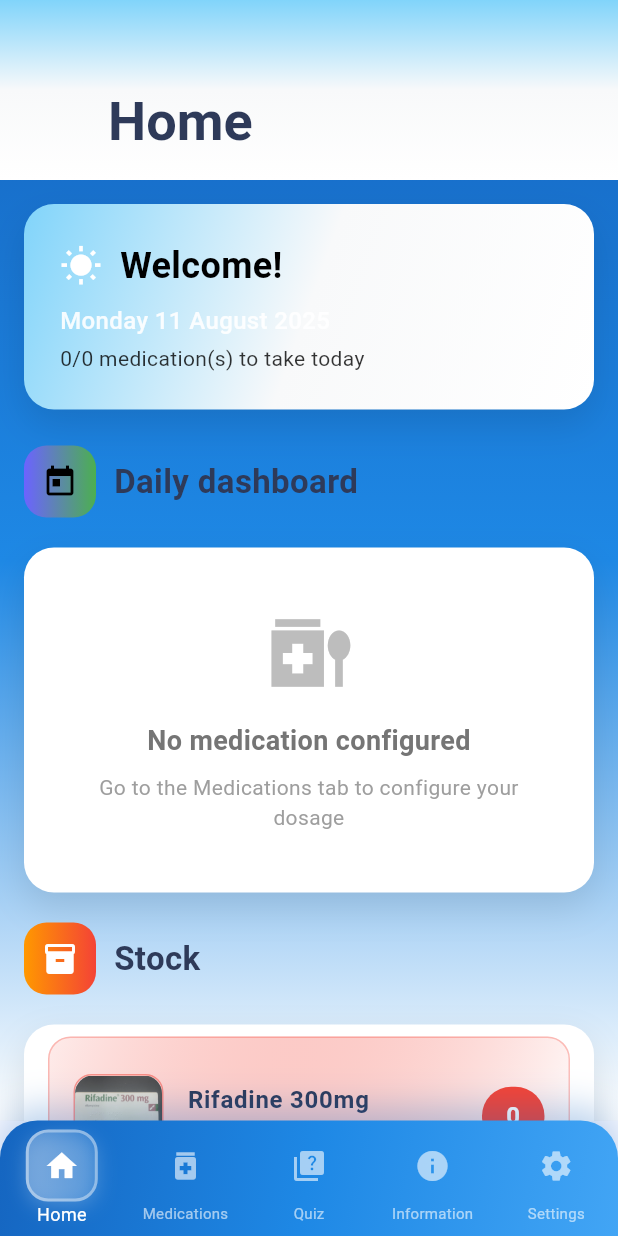
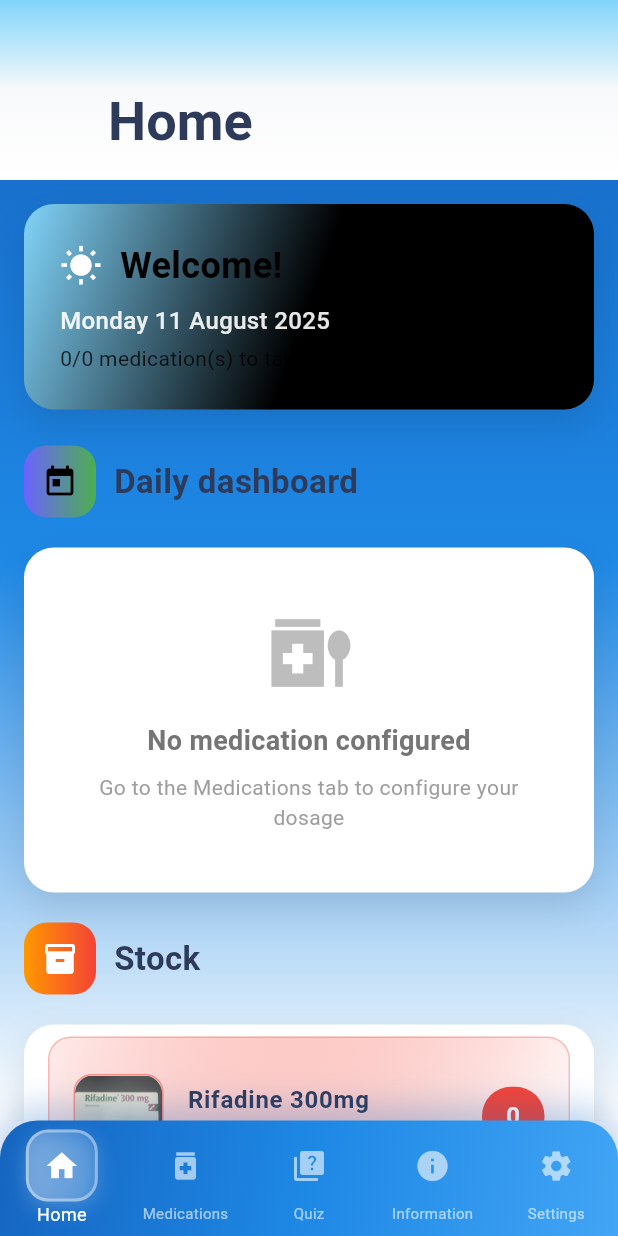
Before and after one commit to AllAbdel/TB-Me, a Flutter app: the screen it shows after launch, on a phone screen of 412 x 824 dp. Run offline on Flutter 3.47's test engine with Material 3 defaults, Android fonts, the phone set to English and light mode, and no system bars; our stand-ins replace flutter_local_notifications, permission_handler, shared_preferences, sqflite, timezone; missing offline and left inert: syncfusion_flutter_pdfviewer; accounts and stored records are empty.

```diff
--- a/lib/pages/accueil_page.dart
+++ b/lib/pages/accueil_page.dart
@@ -755,8 +755,8 @@ int getTotalMedicamentsAujourdhui() {
                           end: Alignment.bottomRight,
                           colors: [
                             Color(0xFF81D4FA), // Bleu clair
-                          Color(0xFFF8F9FA),
-                          Colors.white,
+                          Color.fromARGB(255, 0, 0, 0),
+                          const Color.fromARGB(255, 0, 0, 0),
                           ],
                         ),
                             borderRadius: BorderRadius.circular(20),
```
